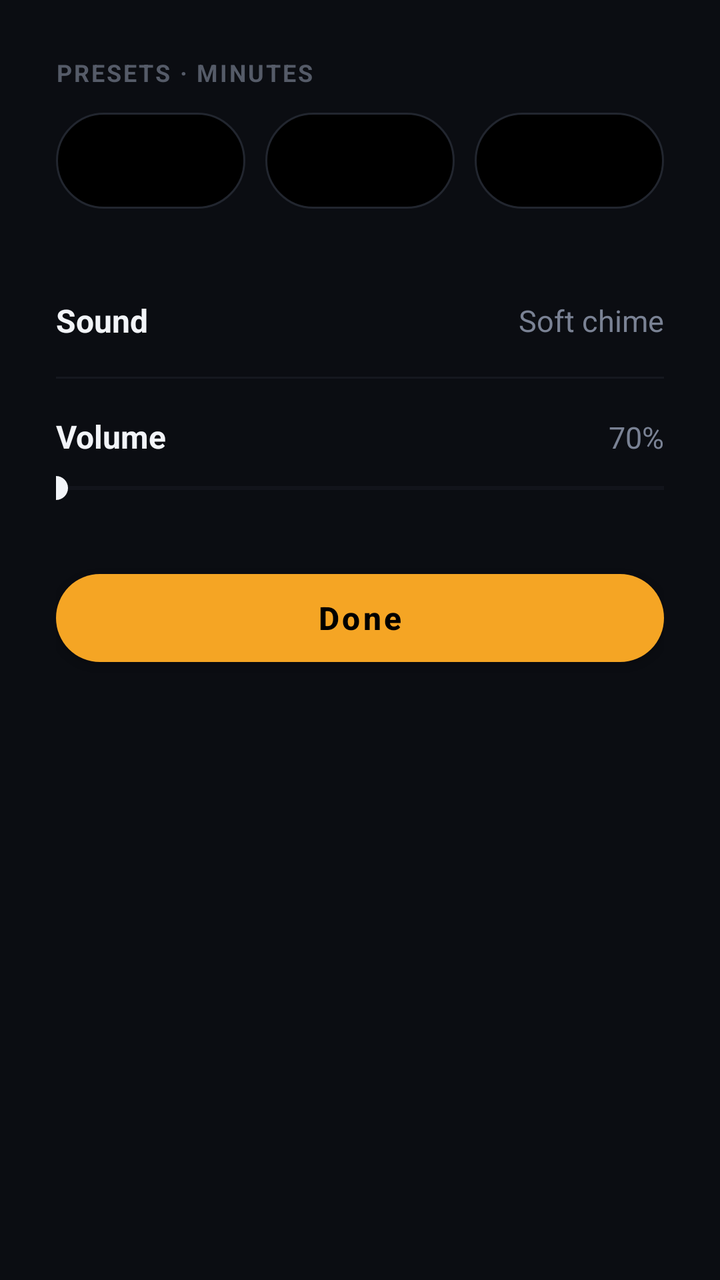
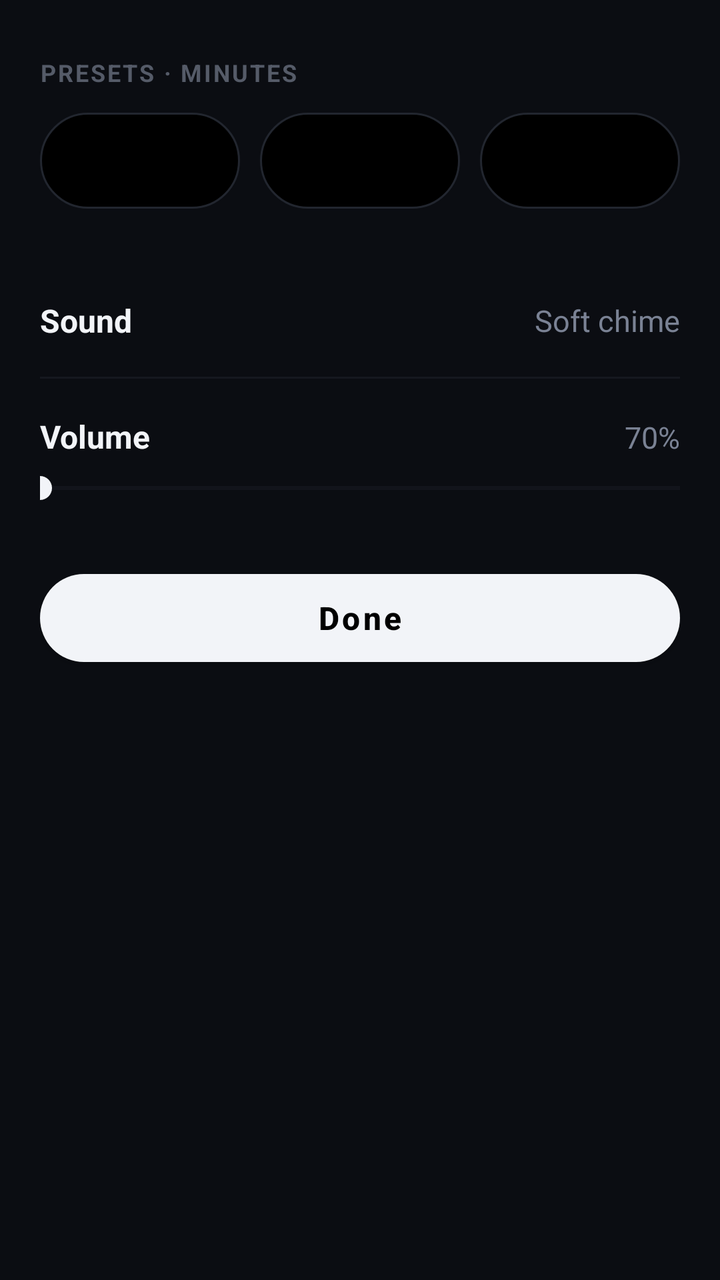

The first picture is an Android layout as it rendered before a commit; the second is the same layout after the commit. The layout source and the unified diff follow.
<!-- AndroidManifest.xml: application theme Theme.WhyNotYou -->
<!-- res/layout/sheet_timer_settings.xml -->
<?xml version="1.0" encoding="utf-8"?>
<LinearLayout xmlns:android="http://schemas.android.com/apk/res/android"
    android:layout_width="match_parent"
    android:layout_height="wrap_content"
    android:background="#0B0D12"
    android:orientation="vertical"
    android:paddingStart="28dp"
    android:paddingTop="28dp"
    android:paddingEnd="28dp"
    android:paddingBottom="36dp">

    <TextView style="@style/Caption" android:text="Presets · minutes" />
    <LinearLayout
        android:layout_width="match_parent"
        android:layout_height="wrap_content"
        android:layout_marginTop="12dp"
        android:orientation="horizontal">
        <EditText android:id="@+id/p1" style="@style/PresetEdit" />
        <EditText android:id="@+id/p2" style="@style/PresetEdit" android:layout_marginStart="10dp" />
        <EditText android:id="@+id/p3" style="@style/PresetEdit" android:layout_marginStart="10dp" />
    </LinearLayout>

    <LinearLayout style="@style/Row" android:layout_marginTop="28dp">
        <TextView style="@style/RowLabel" android:text="Sound" />
        <TextView android:id="@+id/txt_sound" style="@style/RowValue" android:text="Soft chime" />
    </LinearLayout>
    <View android:layout_width="match_parent" android:layout_height="1dp" android:background="#15181F" />

    <LinearLayout android:layout_width="match_parent" android:layout_height="wrap_content" android:layout_marginTop="18dp" android:orientation="horizontal">
        <TextView style="@style/RowLabel" android:text="Volume" />
        <TextView android:id="@+id/txt_volume" style="@style/RowValue" android:text="70%" />
    </LinearLayout>
    <SeekBar
        android:id="@+id/seek_volume"
        android:layout_width="match_parent"
        android:layout_height="wrap_content"
        android:layout_marginTop="6dp"
        android:max="100"
        android:paddingStart="0dp"
        android:paddingEnd="0dp"
        android:progressTint="#F5A524"
        android:progressBackgroundTint="#22262F"
        android:thumbTint="#F2F4F8" />

    <Button
        android:id="@+id/btn_done"
        style="@style/PrimaryButton"
        android:layout_marginTop="28dp"
        android:text="Done" />
</LinearLayout>
<!-- resources referenced by this layout -->
<resources>
  <style name="Caption">
          <item name="android:layout_width">wrap_content</item>
          <item name="android:layout_height">wrap_content</item>
          <item name="android:textColor">#555B68</item>
          <item name="android:textSize">12sp</item>
          <item name="android:textStyle">bold</item>
          <item name="android:letterSpacing">0.08</item>
          <item name="android:textAllCaps">true</item>
      </style>
  <style name="PrimaryButton" parent="Widget.MaterialComponents.Button">
          <item name="android:layout_width">match_parent</item>
          <item name="android:layout_height">56dp</item>
          <item name="android:textAllCaps">false</item>
          <item name="android:textStyle">bold</item>
          <item name="android:textSize">16sp</item>
          <item name="backgroundTint">#F5A524</item>
          <item name="android:textColor">#000000</item>
          <item name="cornerRadius">28dp</item>
      </style>
  <style name="Row">
          <item name="android:layout_width">match_parent</item>
          <item name="android:layout_height">wrap_content</item>
          <item name="android:minHeight">56dp</item>
          <item name="android:orientation">horizontal</item>
          <item name="android:gravity">center_vertical</item>
          <item name="android:paddingTop">14dp</item>
          <item name="android:paddingBottom">14dp</item>
      </style>
  <style name="RowLabel">
          <item name="android:layout_width">0dp</item>
          <item name="android:layout_height">wrap_content</item>
          <item name="android:layout_weight">1</item>
          <item name="android:textColor">#F2F4F8</item>
          <item name="android:textSize">16sp</item>
          <item name="android:textStyle">bold</item>
      </style>
  <style name="RowValue">
          <item name="android:layout_width">wrap_content</item>
          <item name="android:layout_height">wrap_content</item>
          <item name="android:textColor">#7A8294</item>
          <item name="android:textSize">15sp</item>
      </style>
  <style name="Theme.WhyNotYou" parent="Theme.MaterialComponents.NoActionBar">
          <item name="colorPrimary">#F5A524</item>
          <item name="colorOnPrimary">#000000</item>
          <item name="colorSecondary">#F5A524</item>
          <item name="colorAccent">#F5A524</item>
          <item name="android:statusBarColor">#000000</item>
          <item name="android:navigationBarColor">#000000</item>
          <item name="android:windowBackground">#000000</item>
          <item name="android:textColorPrimary">#F2F4F8</item>
          <item name="android:colorControlActivated">#F5A524</item>
          <item name="android:timePickerStyle">@style/TimePickerDark</item>
          <item name="android:alertDialogTheme">@style/DialogDark</item>
          <item name="materialAlertDialogTheme">@style/DialogDark</item>
      </style>
  <!-- drawable bg_pill_outline (drawable) -->
  <?xml version="1.0" encoding="utf-8"?>
  <shape xmlns:android="http://schemas.android.com/apk/res/android" android:shape="rectangle">
      <solid android:color="#000000" />
      <stroke android:width="1dp" android:color="#22262F" />
      <corners android:radius="28dp" />
  </shape>
  <style name="TimePickerDark" parent="android:Widget.Material.TimePicker">
          <item name="android:headerBackground">#0B0D12</item>
          <item name="android:numbersBackgroundColor">#15181F</item>
          <item name="android:numbersSelectorColor">#F5A524</item>
          <item name="android:numbersTextColor">#F2F4F8</item>
      </style>
  <style name="DialogDark" parent="Theme.MaterialComponents.Dialog">
          <item name="colorPrimary">#F5A524</item>
          <item name="colorAccent">#F5A524</item>
          <item name="android:background">#0B0D12</item>
          <item name="android:textColorPrimary">#F2F4F8</item>
          <item name="android:textColorSecondary">#7A8294</item>
      </style>
  <!-- unchanged entries left out for length: 1 -->
</resources>

<!-- the commit's change to res/layout/sheet_timer_settings.xml (unified diff, before → after) -->
@@ -4,9 +4,9 @@
     android:layout_height="wrap_content"
     android:background="#0B0D12"
     android:orientation="vertical"
-    android:paddingStart="28dp"
+    android:paddingStart="20dp"
     android:paddingTop="28dp"
-    android:paddingEnd="28dp"
+    android:paddingEnd="20dp"
     android:paddingBottom="36dp">
 
     <TextView style="@style/Caption" android:text="Presets · minutes" />
@@ -38,7 +38,7 @@
         android:max="100"
         android:paddingStart="0dp"
         android:paddingEnd="0dp"
-        android:progressTint="#F5A524"
+        android:progressTint="#F2F4F8"
         android:progressBackgroundTint="#22262F"
         android:thumbTint="#F2F4F8" />
 
<!-- resource entries referenced after the edit -->
@@ -15,7 +15,7 @@
           <item name="android:textAllCaps">false</item>
           <item name="android:textStyle">bold</item>
           <item name="android:textSize">16sp</item>
-          <item name="backgroundTint">#F5A524</item>
+          <item name="backgroundTint">#F2F4F8</item>
           <item name="android:textColor">#000000</item>
           <item name="cornerRadius">28dp</item>
       </style>
@@ -43,15 +43,15 @@
           <item name="android:textSize">15sp</item>
       </style>
   <style name="Theme.WhyNotYou" parent="Theme.MaterialComponents.NoActionBar">
-          <item name="colorPrimary">#F5A524</item>
+          <item name="colorPrimary">#F2F4F8</item>
           <item name="colorOnPrimary">#000000</item>
-          <item name="colorSecondary">#F5A524</item>
-          <item name="colorAccent">#F5A524</item>
+          <item name="colorSecondary">#F2F4F8</item>
+          <item name="colorAccent">#F2F4F8</item>
           <item name="android:statusBarColor">#000000</item>
           <item name="android:navigationBarColor">#000000</item>
           <item name="android:windowBackground">#000000</item>
           <item name="android:textColorPrimary">#F2F4F8</item>
-          <item name="android:colorControlActivated">#F5A524</item>
+          <item name="android:colorControlActivated">#F2F4F8</item>
           <item name="android:timePickerStyle">@style/TimePickerDark</item>
           <item name="android:alertDialogTheme">@style/DialogDark</item>
           <item name="materialAlertDialogTheme">@style/DialogDark</item>
@@ -66,12 +66,12 @@
   <style name="TimePickerDark" parent="android:Widget.Material.TimePicker">
           <item name="android:headerBackground">#0B0D12</item>
           <item name="android:numbersBackgroundColor">#15181F</item>
-          <item name="android:numbersSelectorColor">#F5A524</item>
+          <item name="android:numbersSelectorColor">#F2F4F8</item>
           <item name="android:numbersTextColor">#F2F4F8</item>
       </style>
   <style name="DialogDark" parent="Theme.MaterialComponents.Dialog">
-          <item name="colorPrimary">#F5A524</item>
-          <item name="colorAccent">#F5A524</item>
+          <item name="colorPrimary">#F2F4F8</item>
+          <item name="colorAccent">#F2F4F8</item>
           <item name="android:background">#0B0D12</item>
           <item name="android:textColorPrimary">#F2F4F8</item>
           <item name="android:textColorSecondary">#7A8294</item>
